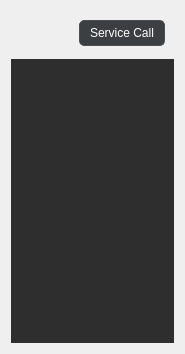
First picture: the form in rover_gui/ui/ui/DeviceStatus.ui, repository robotique-udes/rover, before the edit.
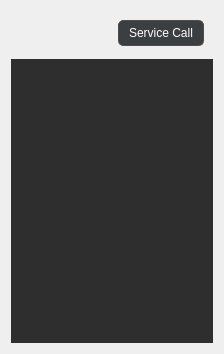
Second picture: the form after the edit.

Commit message: Grid for device

```diff
--- a/rover_gui/ui/ui/DeviceStatus.ui
+++ b/rover_gui/ui/ui/DeviceStatus.ui
@@ -6,7 +6,7 @@
    <rect>
     <x>0</x>
     <y>0</y>
-    <width>185</width>
+    <width>224</width>
     <height>354</height>
    </rect>
   </property>
@@ -31,6 +31,18 @@
        <verstretch>0</verstretch>
       </sizepolicy>
      </property>
+     <property name="minimumSize">
+      <size>
+       <width>190</width>
+       <height>0</height>
+      </size>
+     </property>
+     <property name="maximumSize">
+      <size>
+       <width>16777215</width>
+       <height>16777215</height>
+      </size>
+     </property>
      <property name="styleSheet">
       <string notr="true">QWidget {
      background-color: #2e2e2e;
```
The commit also changes 1 other file.
